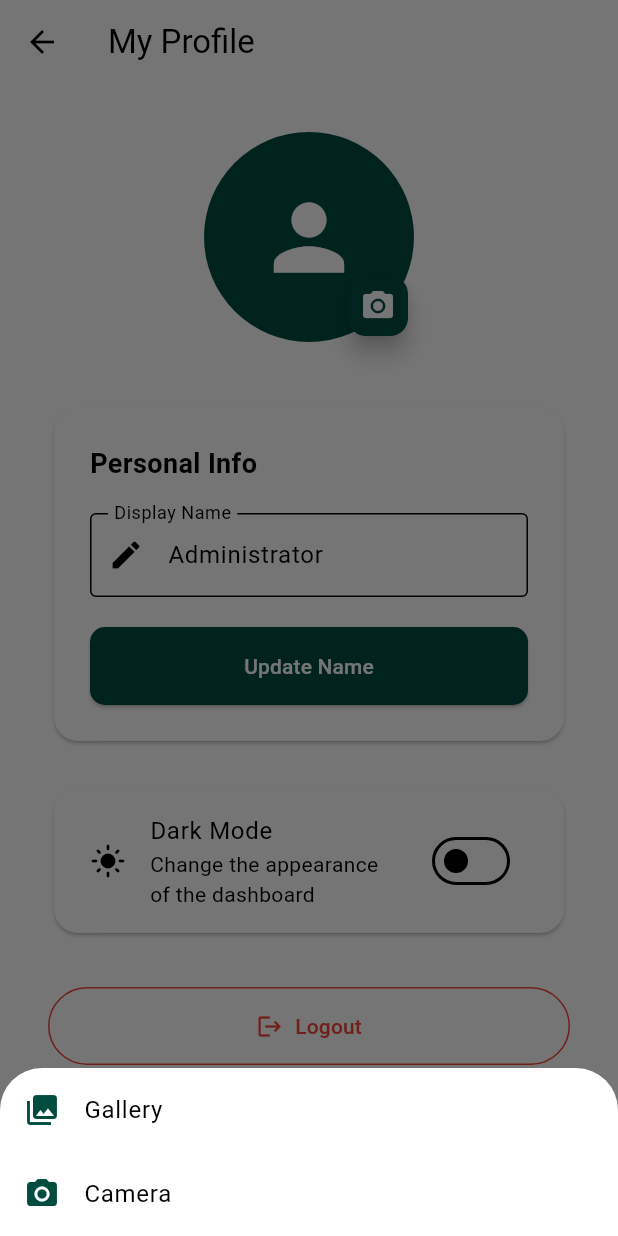
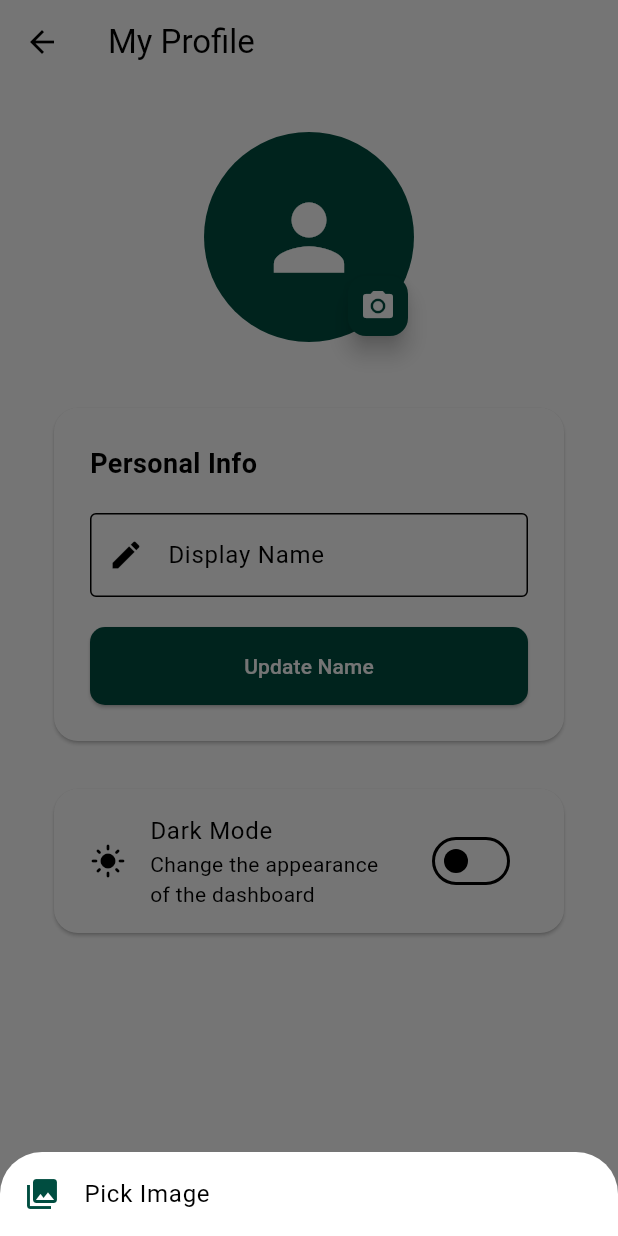
Before and after one commit to Laiba905/digital-islamic-hub-new, a Flutter app: the ProfileView screen opened by its route, after a tap on the "camera alt" icon, on a phone screen of 412 x 824 dp. Run offline on Flutter 3.47's test engine with Material 3 defaults, Android fonts, the phone set to English and light mode, and no system bars; our stand-ins replace cloud_firestore, file_picker, firebase_auth, firebase_core, fl_chart, image_picker; missing offline and left inert: cloudinary_public; accounts and stored records are empty.

Commit message:
added and updated all functionality of all code and screen

```diff
--- a/lib/view_models/profile_view_model.dart
+++ b/lib/view_models/profile_view_model.dart
@@ -59,6 +59,7 @@
 
       final user = FirebaseAuth.instance.currentUser;
       if (user != null) {
+        // Ensure it matches the exact collection/doc path used in fetchAdminData
         await FirebaseFirestore.instance.collection('admin').doc(user.uid).set({
           'name': newName,
         }, SetOptions(merge: true));
--- a/lib/views/admin/profile_view.dart
+++ b/lib/views/admin/profile_view.dart
@@ -1,10 +1,5 @@
-import 'dart:convert';
-import 'package:flutter/foundation.dart';
 import 'package:flutter/material.dart';
 import 'package:provider/provider.dart';
-import 'package:image_picker/image_picker.dart';
-import 'package:image_cropper/image_cropper.dart';
-import 'package:http/http.dart' as http;
 import 'package:admin/view_models/profile_view_model.dart';
 import 'package:admin/view_models/theme_provider.dart';
 
@@ -17,111 +12,50 @@
 
 class _ProfileViewState extends State<ProfileView> {
   late TextEditingController _nameController;
-  bool _isUploading = false;
-
-  final String _cloudName = "lxuuhill";
-  final String _uploadPreset = "AppPresent";
 
   @override
   void initState() {
     super.initState();
     final profileVM = Provider.of<ProfileViewModel>(context, listen: false);
     _nameController = TextEditingController(text: profileVM.adminName);
+
+    // Listen to changes so controller updates if data fetches late from Firestore
+    profileVM.addListener(_updateNameController);
+  }
+
+  void _updateNameController() {
+    final profileVM = Provider.of<ProfileViewModel>(context, listen: false);
+    if (_nameController.text != profileVM.adminName) {
+      _nameController.text = profileVM.adminName;
+    }
   }
 
   @override
   void dispose() {
+    final profileVM = Provider.of<ProfileViewModel>(context, listen: false);
+    profileVM.removeListener(_updateNameController);
     _nameController.dispose();
     super.dispose();
   }
 
-  Future<void> _pickAndUploadImage(ProfileViewModel profileVM) async {
-    final ImagePicker picker = ImagePicker();
-    final XFile? pickedFile = await showModalBottomSheet<XFile>(
+  void _showImageSourceDialog(ProfileViewModel profileVM) {
+    showModalBottomSheet(
       context: context,
       builder: (context) => SafeArea(
         child: Wrap(
           children: [
             ListTile(
               leading: const Icon(Icons.photo_library, color: Color(0xFF004D40)),
-              title: const Text('Gallery'),
-              onTap: () async => Navigator.pop(context, await picker.pickImage(source: ImageSource.gallery, imageQuality: 70)),
-            ),
-            ListTile(
-              leading: const Icon(Icons.camera_alt, color: Color(0xFF004D40)),
-              title: const Text('Camera'),
-              onTap: () async => Navigator.pop(context, await picker.pickImage(source: ImageSource.camera, imageQuality: 70)),
+              title: const Text('Pick Image'),
+              onTap: () {
+                Navigator.pop(context);
+                profileVM.pickAndUploadProfileImage();
+              },
             ),
           ],
         ),
       ),
     );
-
-    if (pickedFile != null) {
-      setState(() {
-        _isUploading = true;
-      });
-
-      try {
-        Uint8List bytes = await pickedFile.readAsBytes();
-        String fileName = kIsWeb ? pickedFile.name : pickedFile.path.split('/').last;
-
-        if (!kIsWeb) {
-          CroppedFile? croppedFile = await ImageCropper().cropImage(
-            sourcePath: pickedFile.path,
-            uiSettings: [
-              AndroidUiSettings(
-                toolbarTitle: 'Crop Profile Picture',
-                toolbarColor: const Color(0xFF004D40),
-                toolbarWidgetColor: Colors.white,
-                initAspectRatio: CropAspectRatioPreset.square,
-                lockAspectRatio: true,
-              ),
-            ],
-          );
-          if (croppedFile != null) {
-            bytes = await croppedFile.readAsBytes();
-            fileName = croppedFile.path.split('/').last;
-          }
-        }
-
-        var uri = Uri.parse("https://api.cloudinary.com/v1_1/$_cloudName/image/upload");
-        var request = http.MultipartRequest("POST", uri)
-          ..fields['upload_preset'] = _uploadPreset
-          ..files.add(http.MultipartFile.fromBytes('file', bytes, filename: fileName));
-
-        var response = await request.send();
-        if (response.statusCode == 200) {
-          var responseData = await response.stream.bytesToString();
-          var jsonData = json.decode(responseData);
-          String secureUrl = jsonData['secure_url'];
-
-          profileVM.updateProfileImageUrl(secureUrl);
-
-          if (mounted) {
-            ScaffoldMessenger.of(context).showSnackBar(
-              const SnackBar(content: Text('Profile picture successfully updated!')),
-            );
-          }
-        } else {
-          if (mounted) {
-            ScaffoldMessenger.of(context).showSnackBar(
-              const SnackBar(content: Text('Cloudinary upload failed. Please try again.')),
-            );
-          }
-        }
-      } catch (e) {
-        if (mounted) {
-          ScaffoldMessenger.of(context).showSnackBar(SnackBar(content: Text('Error: $e')));
-        }
-      } finally {
-        if (mounted) {
-          setState(() {
-            _isUploading = false;
-          });
-        }
-      }
-    }
   }
 
   @override
@@ -154,7 +88,7 @@
                       backgroundImage: profileVM.profileImageUrl != null && profileVM.profileImageUrl!.isNotEmpty
                           ? NetworkImage(profileVM.profileImageUrl!)
                           : null,
-                      child: _isUploading
+                      child: profileVM.isUploading
                           ? const CircularProgressIndicator(color: Colors.white)
                           : (profileVM.profileImageUrl == null || profileVM.profileImageUrl!.isEmpty)
                           ? const Icon(Icons.person, size: 70, color: Colors.white)
@@ -163,7 +97,7 @@
                     FloatingActionButton.small(
                       backgroundColor: const Color(0xFF004D40),
                       foregroundColor: Colors.white,
-                      onPressed: _isUploading ? null : () => _pickAndUploadImage(profileVM),
+                      onPressed: profileVM.isUploading ? null : () => _showImageSourceDialog(profileVM),
                       child: const Icon(Icons.camera_alt),
                     ),
                   ],
@@ -195,7 +129,7 @@
                             onPressed: () {
                               profileVM.updateName(_nameController.text);
                               ScaffoldMessenger.of(context).showSnackBar(
-                                const SnackBar(content: Text('Name Updated!')),
+                                const SnackBar(content: Text('Name Updated successfully!')),
                               );
                             },
                             style: ElevatedButton.styleFrom(
@@ -232,22 +166,6 @@
                     ),
                   ),
                 ),
-                const SizedBox(height: 32),
-
-                // Logout Section
-                SizedBox(
-                  width: double.infinity,
-                  child: OutlinedButton.icon(
-                    onPressed: () => profileVM.logout(context),
-                    icon: const Icon(Icons.logout),
-                    label: const Text('Logout'),
-                    style: OutlinedButton.styleFrom(
-                      foregroundColor: Colors.red,
-                      side: const BorderSide(color: Colors.red),
-                      padding: const EdgeInsets.symmetric(vertical: 16),
-                    ),
-                  ),
-                ),
               ],
             ),
           ),
```
